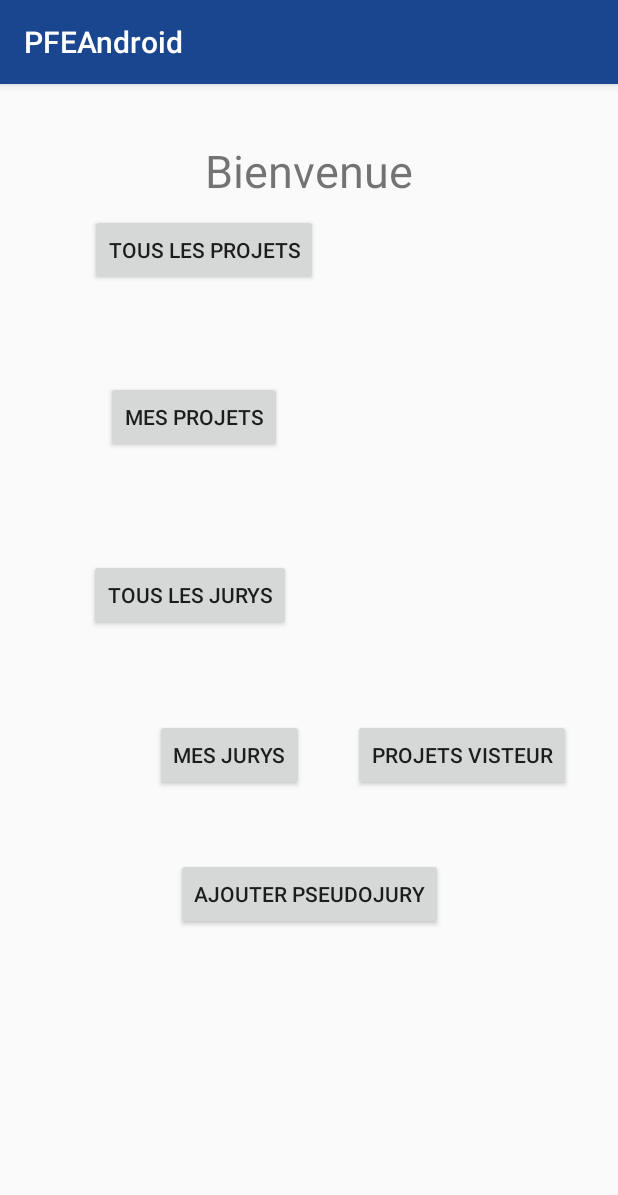
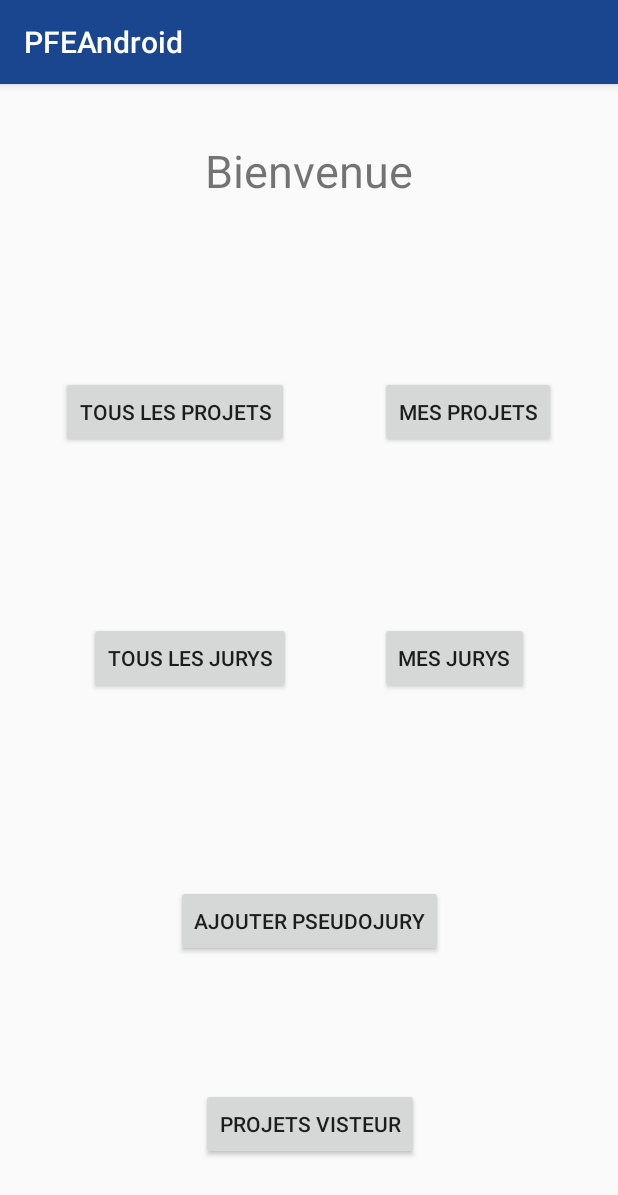
Before and after one commit to Camille235/PFEAndroid, an Android app: the HomeActivity screen opened directly, with no data from a screen before it, on a phone screen of 412 x 824 dp. Shown: the top 1195 px of the screen. Run offline under Robolectric (Android 15) with nearby library versions, the phone set to English and light mode, and no system bars.

Commit message:
home xml

```diff
--- a/app/src/main/java/fr/eseo/dis/camille/pfeandroid/database/DatabaseProject.java
+++ b/app/src/main/java/fr/eseo/dis/camille/pfeandroid/database/DatabaseProject.java
@@ -12,7 +12,7 @@ import android.support.annotation.NonNull;
 @Entity(tableName = "projects"
 )
 public class DatabaseProject {
-    @PrimaryKey
+    @PrimaryKey(autoGenerate = true)
     @NonNull
     @ColumnInfo(name = "idProject")
     private int idProject;
--- a/app/src/main/java/fr/eseo/dis/camille/pfeandroid/database/NotationDatabase.java
+++ b/app/src/main/java/fr/eseo/dis/camille/pfeandroid/database/NotationDatabase.java
@@ -11,7 +11,7 @@ import android.content.Context;
  */
 
 @Database(entities = {PseudoJury.class, Mark.class, DatabaseProject.class},
-        version = 4)
+        version = 5)
 
 public abstract class NotationDatabase extends RoomDatabase {
     private static NotationDatabase INSTANCE;
--- a/app/src/main/res/layout/activity_home.xml
+++ b/app/src/main/res/layout/activity_home.xml
@@ -35,10 +35,10 @@
         android:layout_marginTop="49dp"
         android:layout_marginRight="8dp"
         app:layout_constraintRight_toRightOf="parent"
-        app:layout_constraintHorizontal_bias="0.212"
+        app:layout_constraintHorizontal_bias="0.134"
         app:layout_constraintBottom_toBottomOf="parent"
         android:layout_marginBottom="8dp"
-        app:layout_constraintVertical_bias="0.056" />
+        app:layout_constraintVertical_bias="0.219" />
     <Button
         android:id="@+id/button_my_projects"
         android:layout_width="wrap_content"
@@ -50,10 +50,10 @@
         android:layout_marginTop="49dp"
         android:layout_marginRight="8dp"
         app:layout_constraintRight_toRightOf="parent"
-        app:layout_constraintHorizontal_bias="0.073"
+        app:layout_constraintHorizontal_bias="0.858"
         app:layout_constraintBottom_toBottomOf="parent"
         android:layout_marginBottom="8dp"
-        app:layout_constraintVertical_bias="0.224" />
+        app:layout_constraintVertical_bias="0.219" />
 
     <Button
         android:id="@+id/button_all_juries"
@@ -69,7 +69,7 @@
         android:layout_marginRight="8dp"
         app:layout_constraintRight_toRightOf="parent"
         app:layout_constraintHorizontal_bias="0.197"
-        app:layout_constraintVertical_bias="0.438" />
+        app:layout_constraintVertical_bias="0.498" />
 
     <Button
         android:id="@+id/button_my_juries"
@@ -84,8 +84,8 @@
         app:layout_constraintRight_toRightOf="parent"
         android:layout_marginLeft="8dp"
         app:layout_constraintLeft_toLeftOf="parent"
-        app:layout_constraintHorizontal_bias="0.321"
-        app:layout_constraintVertical_bias="0.59" />
+        app:layout_constraintHorizontal_bias="0.828"
+        app:layout_constraintVertical_bias="0.498" />
 
     <Button
         android:id="@+id/button_add_pseudo_jury"
@@ -96,11 +96,12 @@
         android:layout_marginTop="8dp"
         app:layout_constraintBottom_toBottomOf="parent"
         android:layout_marginBottom="8dp"
-        app:layout_constraintVertical_bias="0.722"
+        app:layout_constraintVertical_bias="0.747"
         android:layout_marginRight="8dp"
         app:layout_constraintRight_toRightOf="parent"
         android:layout_marginLeft="8dp"
-        app:layout_constraintLeft_toLeftOf="parent" />
+        app:layout_constraintLeft_toLeftOf="parent"
+        />
 
     <Button
         android:id="@+id/button_list_project_visitor"
@@ -112,11 +113,11 @@
         android:layout_marginTop="8dp"
         android:text="Projets Visteur"
         app:layout_constraintBottom_toBottomOf="parent"
-        app:layout_constraintHorizontal_bias="0.907"
+        app:layout_constraintHorizontal_bias="0.502"
         app:layout_constraintLeft_toLeftOf="parent"
         app:layout_constraintRight_toRightOf="parent"
         app:layout_constraintTop_toTopOf="parent"
-        app:layout_constraintVertical_bias="0.59" />
+        app:layout_constraintVertical_bias="0.939" />
 
 
 </android.support.constraint.ConstraintLayout>
```
